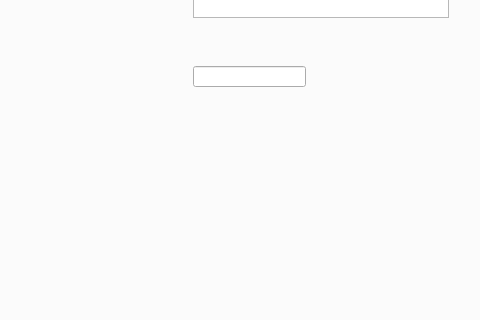
The window that examples/mainwindow.ui (yyx-dev/qt-element-ui) describes before a commit, drawn with Qt 5; both pictures show x 539 to 1019 and y 220 to 540 of the 1280 by 800 pixel window.
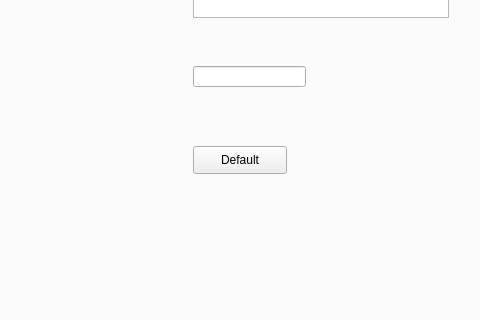
The same window after the commit. The open tabs and pages were chosen to show the change. Custom widgets are drawn as their Qt base class.

What changed in the file:
```diff
--- a/examples/mainwindow.ui
+++ b/examples/mainwindow.ui
@@ -1029,6 +1029,19 @@
        </rect>
       </property>
      </widget>
+     <widget class="Element::Button" name="button_63">
+      <property name="geometry">
+       <rect>
+        <x>730</x>
+        <y>340</y>
+        <width>94</width>
+        <height>28</height>
+       </rect>
+      </property>
+      <property name="text">
+       <string>Default</string>
+      </property>
+     </widget>
     </widget>
     <widget class="QWidget" name="tab_5">
      <attribute name="title">
```
Left out of the diff: 2 changed lines with no effect on the pictures.
